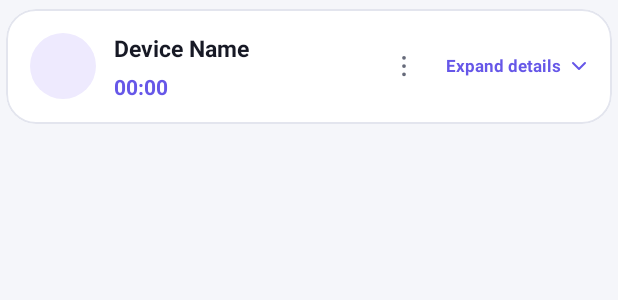
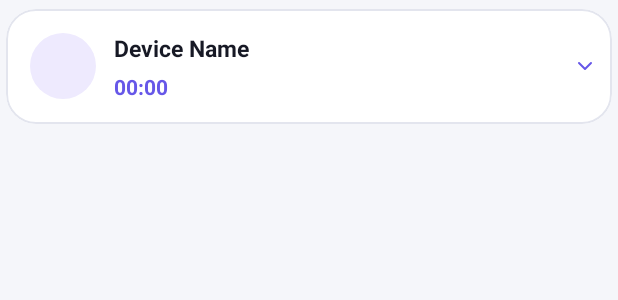
Before and after one commit to Raguram98/HST, an Android app: the layout item_session.xml on its own in the app's theme, with its tools: preview values and no code run, on a phone screen of 412 x 824 dp. Shown: the top 300 px of the screen. Run offline under Robolectric (Android 15) with nearby library versions, the phone set to English and light mode, and no system bars.

Commit message:
Move session menu beside expanded session details

```diff
--- a/app/src/main/res/layout/item_session.xml
+++ b/app/src/main/res/layout/item_session.xml
@@ -87,32 +87,14 @@
                     android:visibility="gone" />
             </LinearLayout>
 
-            <ImageButton
-                android:id="@+id/actions_button"
+            <TextView
+                android:id="@+id/expand_icon"
                 android:layout_width="40dp"
                 android:layout_height="44dp"
-                android:background="?android:attr/selectableItemBackgroundBorderless"
-                android:contentDescription="Session actions"
-                android:focusable="true"
-                android:padding="10dp"
-                android:src="@drawable/ic_more_vertical"
-                app:tint="?attr/colorOnSurfaceVariant" />
-
-            <TextView
-                android:id="@+id/expand_icon"
-                android:layout_width="wrap_content"
-                android:layout_height="44dp"
                 android:gravity="center"
-                android:minWidth="94dp"
-                android:paddingStart="8dp"
-                android:paddingEnd="4dp"
+                android:contentDescription="Expand session details"
                 android:drawableEnd="@drawable/ic_chevron_down"
-                android:drawablePadding="4dp"
-                android:drawableTint="?attr/colorPrimary"
-                android:text="Expand details"
-                android:textColor="?attr/colorPrimary"
-                android:textSize="11sp"
-                android:textStyle="bold" />
+                android:drawableTint="?attr/colorPrimary" />
         </LinearLayout>
 
         <LinearLayout
@@ -130,15 +112,34 @@
                 android:layout_height="1dp"
                 android:background="?attr/colorOutline" />
 
-            <TextView
+            <LinearLayout
                 android:layout_width="match_parent"
                 android:layout_height="wrap_content"
-                android:layout_marginTop="14dp"
-                android:text="SESSION DETAILS"
-                android:textColor="?attr/colorPrimary"
-                android:textSize="11sp"
-                android:textStyle="bold"
-                android:letterSpacing="0.08" />
+                android:layout_marginTop="8dp"
+                android:gravity="center_vertical"
+                android:orientation="horizontal">
+
+                <TextView
+                    android:layout_width="0dp"
+                    android:layout_height="wrap_content"
+                    android:layout_weight="1"
+                    android:text="SESSION DETAILS"
+                    android:textColor="?attr/colorPrimary"
+                    android:textSize="11sp"
+                    android:textStyle="bold"
+                    android:letterSpacing="0.08" />
+
+                <ImageButton
+                    android:id="@+id/actions_button"
+                    android:layout_width="40dp"
+                    android:layout_height="40dp"
+                    android:background="?android:attr/selectableItemBackgroundBorderless"
+                    android:contentDescription="Session actions"
+                    android:focusable="true"
+                    android:padding="10dp"
+                    android:src="@drawable/ic_more_vertical"
+                    app:tint="?attr/colorOnSurfaceVariant" />
+            </LinearLayout>
 
             <LinearLayout
                 android:layout_width="match_parent"
```
